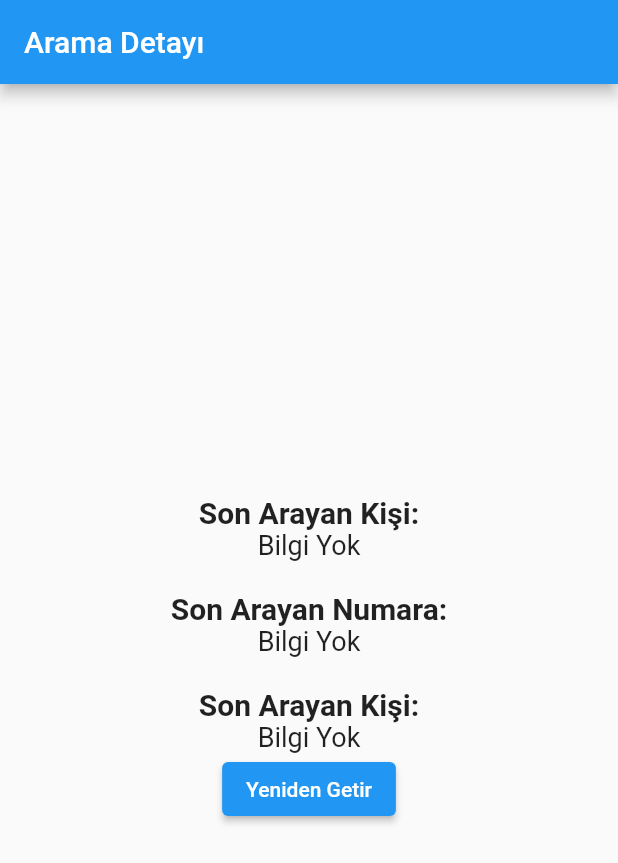
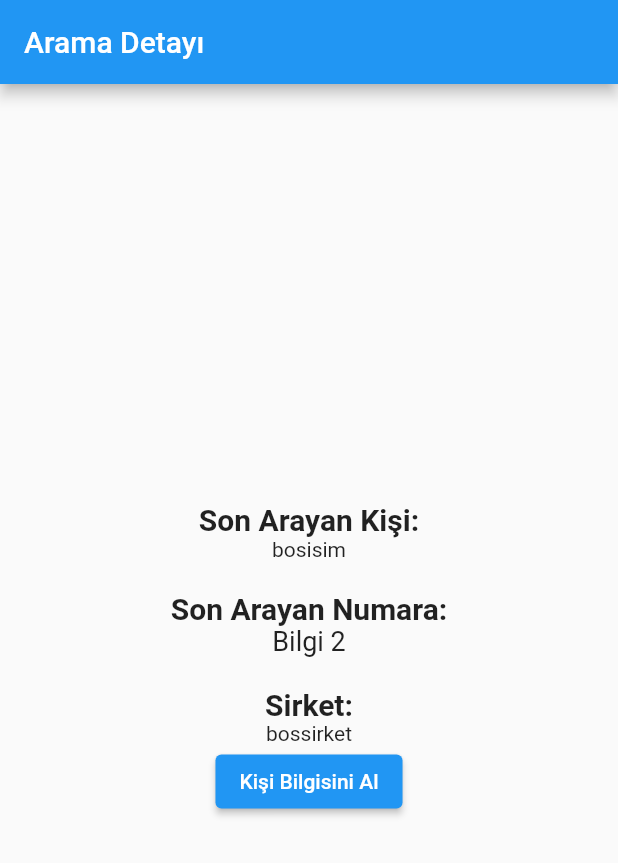
Before and after one commit to YuksD/asba, a Flutter app: the screen it shows after launch, on a phone screen of 412 x 824 dp. Shown: the top 863 px of the screen. Run offline on Flutter 3.47's test engine with Material 2 defaults, Android fonts, the phone set to English and light mode, and no system bars; our stand-ins replace contacts_service, sqflite; missing offline and left inert: call_log; accounts and stored records are empty.

Commit message:
sirket bilgisi calisiyor

```diff
--- a/lib/screens/home_screen.dart
+++ b/lib/screens/home_screen.dart
@@ -1,3 +1,4 @@
+import 'package:contacts_service/contacts_service.dart';
 import 'package:flutter/material.dart';
 import 'package:call_log/call_log.dart';
 
@@ -8,6 +9,8 @@ class HomeScreen extends StatefulWidget {
 
 class _HomeScreenState extends State<HomeScreen> {
   List<CallLogEntry> _callLogEntries = [];
+  String? isim;
+  String? sirket;
 
   @override
   void initState() {
@@ -24,6 +27,34 @@ class _HomeScreenState extends State<HomeScreen> {
     }
   }
 
+Future<void> _getCallerInfo(String phoneNumber) async {
+  try {
+    // Telefon rehberinden kişiyi bul
+    Iterable<Contact> contacts = await ContactsService.getContactsForPhone(phoneNumber);
+
+    if (contacts.isNotEmpty) {
+      // Son arayan kişinin bilgilerini al
+      Contact lastCaller = contacts.first;
+      setState(() {
+        isim = lastCaller.displayName ?? 'Bilgi Yokk';
+        sirket = lastCaller.company ?? 'Bilgi Yokk';
+      });
+    } else {
+      // Eğer eşleşen kişi bulunamazsa, varsayılan değerleri kullan
+      setState(() {
+        isim = 'Bilgi Yokk';
+        sirket = 'Bilgi Yokk';
+      });
+    }
+  } catch (e) {
+    // Hata yakalama işlemi
+    debugPrint("Hata oluştu: $e");
+    isim = 'Bilgii';
+    // Hata olduğunda uygulamanın kapanmasını önlemek için gerekli önlemleri alabilirsiniz.
+  }
+}
+
+
   @override
   Widget build(BuildContext context) {
     return Scaffold(
@@ -34,40 +65,38 @@ class _HomeScreenState extends State<HomeScreen> {
           children: <Widget>[
             Text(
               'Son Arayan Kişi:',
-              style: TextStyle(fontSize: 20, fontWeight: FontWeight.bold),
+              style: TextStyle(fontSize: 20, fontWeight: FontWeight.bold)
             ),
-            Text(
-              _callLogEntries.isNotEmpty
-                  ? _callLogEntries.first.name ?? 'Bilgi Yok'
-                  : 'Bilgi Yok',
-              style: TextStyle(fontSize: 18),
+            Text(isim??'bosisim'
             ),
             SizedBox(height: 20),
             Text(
               'Son Arayan Numara:',
-              style: TextStyle(fontSize: 20, fontWeight: FontWeight.bold),
+              style: TextStyle(fontSize: 20, fontWeight: FontWeight.bold)
             ),
             Text(
               _callLogEntries.isNotEmpty
-                  ? _callLogEntries.first.formattedNumber ?? 'Bilgi Yok'
-                  : 'Bilgi Yok',
-              style: TextStyle(fontSize: 18),
+                  ? _callLogEntries.first.formattedNumber ?? 'Bilgi 1'
+                  : 'Bilgi 2',
+              style: TextStyle(fontSize: 18)
             ),
             SizedBox(height: 20),
-
-                        Text(
-              'Son Arayan Kişi:',
+            Text(
+              'Sirket:',
               style: TextStyle(fontSize: 20, fontWeight: FontWeight.bold),
             ),
-            Text(
-              _callLogEntries.isNotEmpty
-                  ? _callLogEntries.first.name ?? 'Bilgi Yok'
-                  : 'Bilgi Yok',
-              style: TextStyle(fontSize: 18),
-            ),
+            Text(sirket??'bossirket'),
             ElevatedButton(
-              onPressed: _fetchCallLog,
-              child: Text('Yeniden Getir'),
+              onPressed: () {
+                if (_callLogEntries.isNotEmpty) {
+                  String phoneNumber = _callLogEntries.first.number ?? '';
+                  _getCallerInfo(phoneNumber);
+                }
+                else{
+                  sirket = 'calllogbos';
+                }
+              },
+              child: Text('Kişi Bilgisini Al'),
             ),
           ],
         ),
```
Also changed, not shown: 3 other files.
